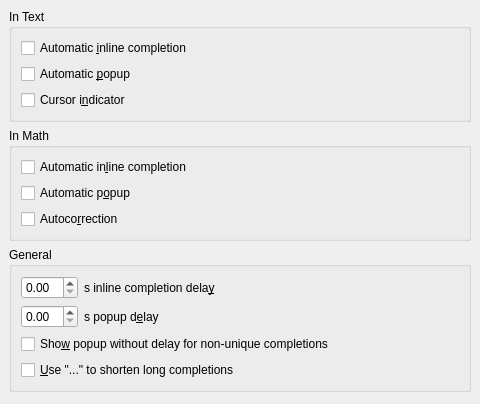
First picture: the form in src/frontends/qt4/ui/PrefCompletionUi.ui, repository cburschka/lyx, before the edit.
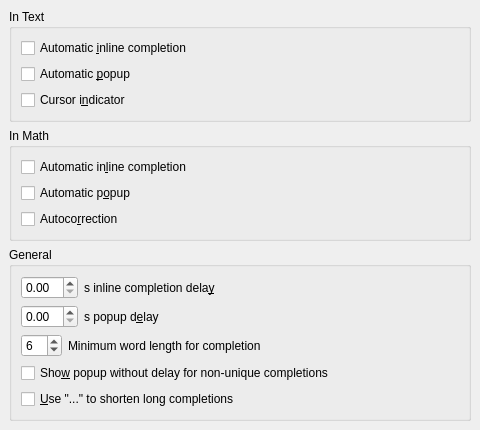
Second picture: the form after the edit.

Commit message: #6760 add UI to configure the minimal length of a word to be added to the list of words for text completion - using richards patch and rework it to match current trunk

The edit to the form file:
```diff
--- a/src/frontends/qt4/ui/PrefCompletionUi.ui
+++ b/src/frontends/qt4/ui/PrefCompletionUi.ui
@@ -219,6 +219,55 @@
         </item>
        </layout>
       </item>
+      <item>
+       <layout class="QHBoxLayout" >
+        <property name="margin" >
+         <number>0</number>
+        </property>
+        <property name="spacing" >
+         <number>6</number>
+        </property>
+        <item>
+         <widget class="QSpinBox" name="minlengthSB" >
+          <property name="toolTip" >
+           <string>.</string>
+          </property>
+          <property name="minimum">
+           <number>5</number>
+          </property>
+          <property name="maximum">
+           <number>24</number>
+          </property>
+          <property name="value">
+           <number>6</number>
+          </property>
+         </widget>
+        </item>
+        <item>
+         <widget class="QLabel" name="label_5" >
+          <property name="text" >
+           <string>Minimum word length for completion</string>
+          </property>
+          <property name="buddy" >
+           <cstring>minlengthSB</cstring>
+          </property>
+         </widget>
+        </item>
+        <item>
+         <spacer>
+          <property name="orientation" >
+           <enum>Qt::Horizontal</enum>
+          </property>
+          <property name="sizeHint" >
+           <size>
+            <width>40</width>
+            <height>20</height>
+           </size>
+          </property>
+         </spacer>
+        </item>
+       </layout>
+      </item>
       <item>
        <widget class="QCheckBox" name="popupAfterCompleteCB" >
         <property name="toolTip" >
```
The commit also changes 4 other files.
